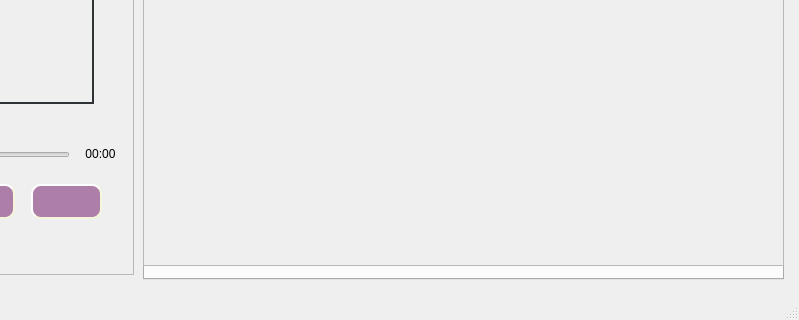
The window that src/player.ui (pirxus/waPlayer) describes before a commit, drawn with Qt 5; both pictures show x 167 to 966 and y 230 to 550 of the 966 by 550 pixel window.
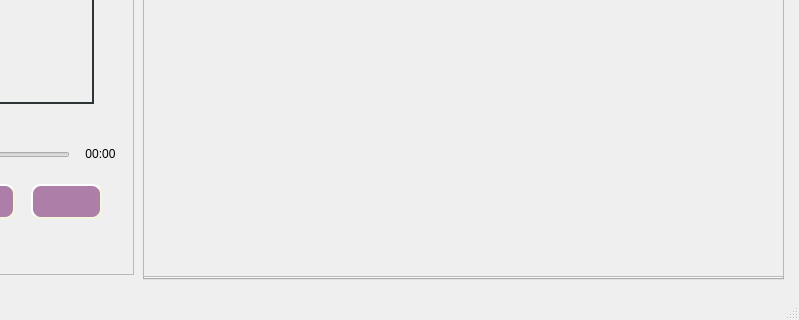
The same window after the commit. Icons and pictures are not drawn.

What changed in the file:
```diff
--- a/src/player.ui
+++ b/src/player.ui
@@ -201,7 +201,7 @@
         <x>0</x>
         <y>0</y>
         <width>641</width>
-        <height>401</height>
+        <height>412</height>
        </rect>
       </property>
       <property name="focusPolicy">
@@ -220,8 +220,8 @@
         <rect>
          <x>0</x>
          <y>0</y>
-         <width>637</width>
-         <height>397</height>
+         <width>639</width>
+         <height>410</height>
         </rect>
        </property>
       </widget>
```
Left out of the diff: 12 changed lines with no effect on the pictures.
